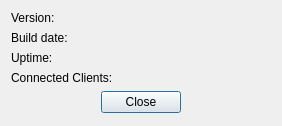
The window that src/qtui/ui/coreinfodlg.ui (quassel/quassel) describes before a commit, drawn with Qt 5.
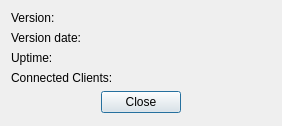
The same window after the commit.

Commit message:
Replace build date with commit date
Alternative to and based on PR #127
https://github.com/quassel/quassel/pull/127

This makes it possible to create reproducible builds.

Diff of the .ui file:
```diff
--- a/src/qtui/ui/coreinfodlg.ui
+++ b/src/qtui/ui/coreinfodlg.ui
@@ -60,7 +60,7 @@
      <item row="1" column="0" >
       <widget class="QLabel" name="label" >
        <property name="text" >
-        <string>Build date:</string>
+        <string>Version date:</string>
        </property>
       </widget>
      </item>
```
Left out of the diff: 4 changed lines with no effect on the pictures. The commit also changes 10 other files.
